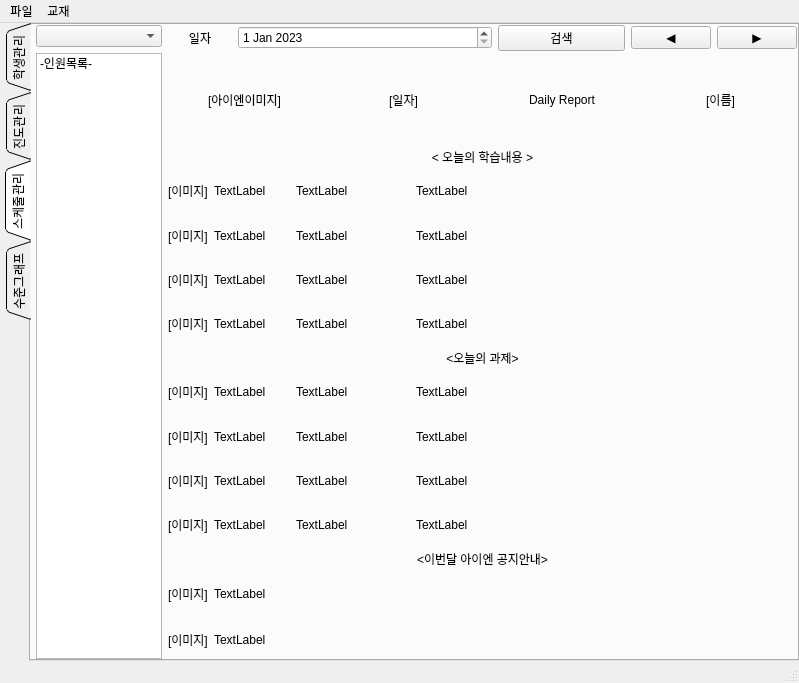
Above: pyqt_ui/main.ui from jiseok7620/student-schedule-management before the change. Below: the same form after it.
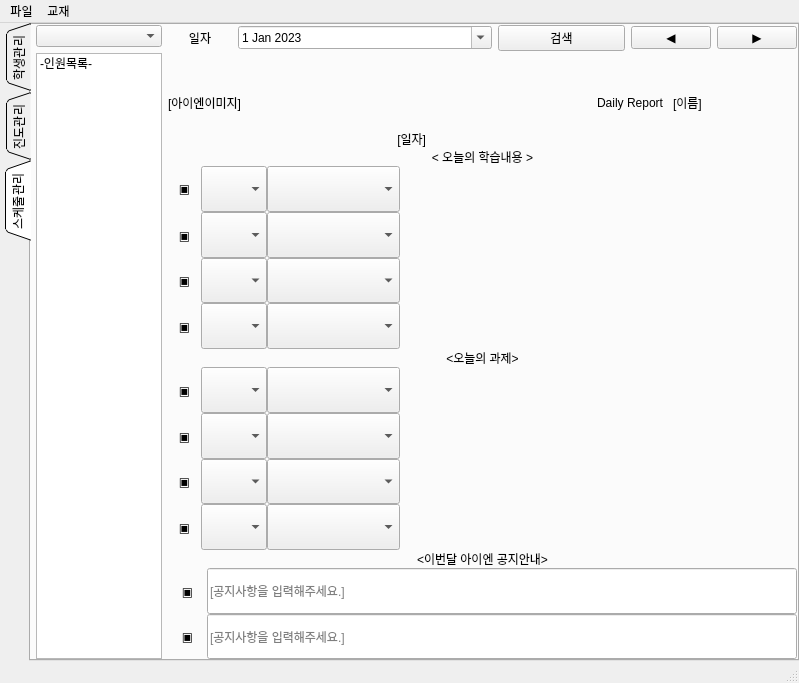
That is the form after the change. The open tabs and pages were chosen to show the change.

Patch:
```diff
--- a/pyqt_ui/main.ui
+++ b/pyqt_ui/main.ui
@@ -630,6 +630,9 @@
                   <property name="currentSection">
                    <enum>QDateTimeEdit::DaySection</enum>
                   </property>
+                  <property name="calendarPopup">
+                   <bool>true</bool>
+                  </property>
                  </widget>
                 </item>
                 <item>
@@ -657,8 +660,14 @@
               </item>
               <item>
                <layout class="QVBoxLayout" name="verticalLayout_6" stretch="5,1,10,1,10,1,5">
+                <property name="spacing">
+                 <number>0</number>
+                </property>
                 <item>
-                 <layout class="QHBoxLayout" name="horizontalLayout_6">
+                 <layout class="QHBoxLayout" name="horizontalLayout_6" stretch="1,3,4,2">
+                  <property name="spacing">
+                   <number>0</number>
+                  </property>
                   <item>
                    <widget class="QLabel" name="label_5">
                     <property name="text">
@@ -675,17 +684,17 @@
                      <string>[일자]</string>
                     </property>
                     <property name="alignment">
-                     <set>Qt::AlignCenter</set>
+                     <set>Qt::AlignBottom|Qt::AlignRight|Qt::AlignTrailing</set>
                     </property>
                    </widget>
                   </item>
                   <item>
                    <widget class="QLabel" name="label_7">
                     <property name="text">
-                     <string>Daily Report</string>
+                     <string>Daily Report   </string>
                     </property>
                     <property name="alignment">
-                     <set>Qt::AlignCenter</set>
+                     <set>Qt::AlignRight|Qt::AlignTrailing|Qt::AlignVCenter</set>
                     </property>
                    </widget>
                   </item>
@@ -695,7 +704,7 @@
                      <string>[이름]</string>
                     </property>
                     <property name="alignment">
-                     <set>Qt::AlignCenter</set>
+                     <set>Qt::AlignLeading|Qt::AlignLeft|Qt::AlignVCenter</set>
                     </property>
                    </widget>
                   </item>
@@ -712,116 +721,293 @@
                  </widget>
                 </item>
                 <item>
-                 <layout class="QGridLayout" name="gridLayout" rowstretch="0,0,0,0" columnstretch="1,2,3,10">
-                  <item row="1" column="0">
-                   <widget class="QLabel" name="label_14">
-                    <property name="text">
-                     <string>[이미지]</string>
-                    </property>
-                   </widget>
-                  </item>
-                  <item row="2" column="2">
-                   <widget class="QLabel" name="label_20">
-                    <property name="text">
-                     <string>TextLabel</string>
-                    </property>
-                   </widget>
-                  </item>
+                 <layout class="QGridLayout" name="gridLayout" rowstretch="0,0,0,0" columnstretch="1,2,4,12">
+                  <property name="spacing">
+                   <number>0</number>
+                  </property>
                   <item row="3" column="0">
                    <widget class="QLabel" name="label_22">
                     <property name="text">
-                     <string>[이미지]</string>
+                     <string>▣</string>
                     </property>
-                   </widget>
-                  </item>
-                  <item row="2" column="3">
-                   <widget class="QLabel" name="label_21">
-                    <property name="text">
-                     <string>TextLabel</string>
-                    </property>
-                   </widget>
-                  </item>
-                  <item row="1" column="2">
-                   <widget class="QLabel" name="label_16">
-                    <property name="text">
-                     <string>TextLabel</string>
+                    <property name="alignment">
+                     <set>Qt::AlignCenter</set>
                     </property>
                    </widget>
                   </item>
                   <item row="0" column="3">
                    <widget class="QLabel" name="label_10">
                     <property name="text">
-                     <string>TextLabel</string>
+                     <string/>
                     </property>
                    </widget>
                   </item>
                   <item row="2" column="0">
                    <widget class="QLabel" name="label_18">
                     <property name="text">
-                     <string>[이미지]</string>
+                     <string>▣</string>
                     </property>
+                    <property name="alignment">
+                     <set>Qt::AlignCenter</set>
+                    </property>
                    </widget>
                   </item>
-                  <item row="3" column="2">
-                   <widget class="QLabel" name="label_24">
+                  <item row="3" column="3">
+                   <widget class="QLabel" name="labelText4">
                     <property name="text">
-                     <string>TextLabel</string>
+                     <string/>
                     </property>
                    </widget>
                   </item>
-                  <item row="1" column="3">
-                   <widget class="QLabel" name="label_17">
+                  <item row="2" column="3">
+                   <widget class="QLabel" name="labelText3">
                     <property name="text">
-                     <string>TextLabel</string>
+                     <string/>
                     </property>
                    </widget>
                   </item>
                   <item row="0" column="0">
                    <widget class="QLabel" name="label_11">
                     <property name="text">
-                     <string>[이미지]</string>
+                     <string>&lt;html&gt;&lt;head/&gt;&lt;body&gt;&lt;p&gt;▣&lt;/p&gt;&lt;/body&gt;&lt;/html&gt;</string>
+                    </property>
+                    <property name="alignment">
+                     <set>Qt::AlignCenter</set>
                     </property>
                    </widget>
                   </item>
-                  <item row="3" column="1">
-                   <widget class="QLabel" name="label_23">
+                  <item row="1" column="0">
+                   <widget class="QLabel" name="labelf2">
                     <property name="text">
-                     <string>TextLabel</string>
+                     <string>▣</string>
+                    </property>
+                    <property name="alignment">
+                     <set>Qt::AlignCenter</set>
                     </property>
                    </widget>
                   </item>
                   <item row="0" column="1">
-                   <widget class="QLabel" name="label_13">
-                    <property name="text">
-                     <string>TextLabel</string>
+                   <widget class="QComboBox" name="combosch1">
+                    <property name="sizePolicy">
+                     <sizepolicy hsizetype="Ignored" vsizetype="Ignored">
+                      <horstretch>0</horstretch>
+                      <verstretch>0</verstretch>
+                     </sizepolicy>
                     </property>
-                   </widget>
-                  </item>
-                  <item row="0" column="2">
-                   <widget class="QLabel" name="label_12">
-                    <property name="text">
-                     <string>TextLabel</string>
+                    <property name="frame">
+                     <bool>true</bool>
                     </property>
-                   </widget>
-                  </item>
-                  <item row="3" column="3">
-                   <widget class="QLabel" name="label_25">
-                    <property name="text">
-                     <string>TextLabel</string>
-                    </property>
+                    <item>
+                     <property name="text">
+                      <string/>
+                     </property>
+                    </item>
+                    <item>
+                     <property name="text">
+                      <string>[선행]</string>
+                     </property>
+                    </item>
+                    <item>
+                     <property name="text">
+                      <string>[현행]</string>
+                     </property>
+                    </item>
+                    <item>
+                     <property name="text">
+                      <string>[심화]</string>
+                     </property>
+                    </item>
+                    <item>
+                     <property name="text">
+                      <string>[보충]</string>
+                     </property>
+                    </item>
+                    <item>
+                     <property name="text">
+                      <string>[특강]</string>
+                     </property>
+                    </item>
                    </widget>
                   </item>
                   <item row="1" column="1">
-                   <widget class="QLabel" name="label_15">
-                    <property name="text">
-                     <string>TextLabel</string>
+                   <widget class="QComboBox" name="combosch2">
+                    <property name="sizePolicy">
+                     <sizepolicy hsizetype="Ignored" vsizetype="Ignored">
+                      <horstretch>0</horstretch>
+                      <verstretch>0</verstretch>
+                     </sizepolicy>
                     </property>
+                    <item>
+                     <property name="text">
+                      <string/>
+                     </property>
+                    </item>
+                    <item>
+                     <property name="text">
+                      <string>[선행]</string>
+                     </property>
+                    </item>
+                    <item>
+                     <property name="text">
+                      <string>[현행]</string>
+                     </property>
+                    </item>
+                    <item>
+                     <property name="text">
+                      <string>[심화]</string>
+                     </property>
+                    </item>
+                    <item>
+                     <property name="text">
+                      <string>[보충]</string>
+                     </property>
+                    </item>
+                    <item>
+                     <property name="text">
+                      <string>[특강]</string>
+                     </property>
+                    </item>
                    </widget>
                   </item>
                   <item row="2" column="1">
-                   <widget class="QLabel" name="label_19">
+                   <widget class="QComboBox" name="combosch3">
+                    <property name="sizePolicy">
+                     <sizepolicy hsizetype="Ignored" vsizetype="Ignored">
+                      <horstretch>0</horstretch>
+                      <verstretch>0</verstretch>
+                     </sizepolicy>
+                    </property>
+                    <item>
+                     <property name="text">
+                      <string/>
+                     </property>
+                    </item>
+                    <item>
+                     <property name="text">
+                      <string>[선행]</string>
+                     </property>
+                    </item>
+                    <item>
+                     <property name="text">
+                      <string>[현행]</string>
+                     </property>
+                    </item>
+                    <item>
+                     <property name="text">
+                      <string>[심화]</string>
+                     </property>
+                    </item>
+                    <item>
+                     <property name="text">
+                      <string>[보충]</string>
+                     </property>
+                    </item>
+                    <item>
+                     <property name="text">
+                      <string>[특강]</string>
+                     </property>
+                    </item>
+                   </widget>
+                  </item>
+                  <item row="3" column="1">
+                   <widget class="QComboBox" name="combosch4">
+                    <property name="sizePolicy">
+                     <sizepolicy hsizetype="Ignored" vsizetype="Ignored">
+                      <horstretch>0</horstretch>
+                      <verstretch>0</verstretch>
+                     </sizepolicy>
+                    </property>
+                    <item>
+                     <property name="text">
+                      <string/>
+                     </property>
+                    </item>
+                    <item>
+                     <property name="text">
+                      <string>[선행]</string>
+                     </property>
+                    </item>
+                    <item>
+                     <property name="text">
+                      <string>[현행]</string>
+                     </property>
+                    </item>
+                    <item>
+                     <property name="text">
+                      <string>[심화]</string>
+                     </property>
+                    </item>
+                    <item>
+                     <property name="text">
+                      <string>[보충]</string>
+                     </property>
+                    </item>
+                    <item>
+                     <property name="text">
+                      <string>[특강]</string>
+                     </property>
+                    </item>
+                   </widget>
+                  </item>
+                  <item row="0" column="2">
+                   <widget class="QComboBox" name="combobook">
+                    <property name="sizePolicy">
+                     <sizepolicy hsizetype="Ignored" vsizetype="Ignored">
+                      <horstretch>0</horstretch>
+                      <verstretch>0</verstretch>
+                     </sizepolicy>
+                    </property>
+                    <property name="mouseTracking">
+                     <bool>false</bool>
+                    </property>
+                    <property name="frame">
+                     <bool>true</bool>
+                    </property>
+                   </widget>
+                  </item>
+                  <item row="1" column="2">
+                   <widget class="QComboBox" name="combobook_2">
+                    <property name="sizePolicy">
+                     <sizepolicy hsizetype="Ignored" vsizetype="Ignored">
+                      <horstretch>0</horstretch>
+                      <verstretch>0</verstretch>
+                     </sizepolicy>
+                    </property>
+                    <property name="frame">
+                     <bool>true</bool>
+                    </property>
+                   </widget>
+                  </item>
+                  <item row="2" column="2">
+                   <widget class="QComboBox" name="combobook_3">
+                    <property name="sizePolicy">
+                     <sizepolicy hsizetype="Ignored" vsizetype="Ignored">
+                      <horstretch>0</horstretch>
+                      <verstretch>0</verstretch>
+                     </sizepolicy>
+                    </property>
+                    <property name="frame">
+                     <bool>true</bool>
+                    </property>
+                   </widget>
+                  </item>
+                  <item row="3" column="2">
+                   <widget class="QComboBox" name="combobook_4">
+                    <property name="sizePolicy">
+                     <sizepolicy hsizetype="Ignored" vsizetype="Ignored">
+                      <horstretch>0</horstretch>
+                      <verstretch>0</verstretch>
+                     </sizepolicy>
+                    </property>
+                    <property name="frame">
+                     <bool>true</bool>
+                    </property>
+                   </widget>
+                  </item>
+                  <item row="1" column="3">
+                   <widget class="QLabel" name="labelText2">
                     <property name="text">
-                     <string>TextLabel</string>
+                     <string/>
                     </property>
                    </widget>
                   </item>
@@ -838,116 +1024,287 @@
                  </widget>
                 </item>
                 <item>
-                 <layout class="QGridLayout" name="gridLayout_2" columnstretch="1,2,3,10">
-                  <item row="3" column="3">
-                   <widget class="QLabel" name="label_40">
-                    <property name="text">
-                     <string>TextLabel</string>
-                    </property>
-                   </widget>
-                  </item>
-                  <item row="3" column="0">
-                   <widget class="QLabel" name="label_29">
-                    <property name="text">
-                     <string>[이미지]</string>
-                    </property>
-                   </widget>
-                  </item>
-                  <item row="1" column="2">
-                   <widget class="QLabel" name="label_31">
-                    <property name="text">
-                     <string>TextLabel</string>
-                    </property>
-                   </widget>
-                  </item>
-                  <item row="2" column="3">
-                   <widget class="QLabel" name="label_30">
-                    <property name="text">
-                     <string>TextLabel</string>
-                    </property>
-                   </widget>
-                  </item>
-                  <item row="2" column="2">
-                   <widget class="QLabel" name="label_28">
-                    <property name="text">
-                     <string>TextLabel</string>
-                    </property>
-                   </widget>
-                  </item>
+                 <layout class="QGridLayout" name="gridLayout_2" columnstretch="1,2,4,12">
+                  <property name="spacing">
+                   <number>0</number>
+                  </property>
                   <item row="1" column="3">
                    <widget class="QLabel" name="label_35">
                     <property name="text">
-                     <string>TextLabel</string>
+                     <string/>
                     </property>
                    </widget>
                   </item>
                   <item row="1" column="1">
-                   <widget class="QLabel" name="label_41">
-                    <property name="text">
-                     <string>TextLabel</string>
+                   <widget class="QComboBox" name="combosch6">
+                    <property name="sizePolicy">
+                     <sizepolicy hsizetype="Ignored" vsizetype="Ignored">
+                      <horstretch>0</horstretch>
+                      <verstretch>0</verstretch>
+                     </sizepolicy>
                     </property>
-                   </widget>
-                  </item>
-                  <item row="0" column="0">
-                   <widget class="QLabel" name="label_36">
-                    <property name="text">
-                     <string>[이미지]</string>
-                    </property>
+                    <item>
+                     <property name="text">
+                      <string/>
+                     </property>
+                    </item>
+                    <item>
+                     <property name="text">
+                      <string>[선행]</string>
+                     </property>
+                    </item>
+                    <item>
+                     <property name="text">
+                      <string>[현행]</string>
+                     </property>
+                    </item>
+                    <item>
+                     <property name="text">
+                      <string>[심화]</string>
+                     </property>
+                    </item>
+                    <item>
+                     <property name="text">
+                      <string>[보충]</string>
+                     </property>
+                    </item>
+                    <item>
+                     <property name="text">
+                      <string>[특강]</string>
+                     </property>
+                    </item>
                    </widget>
                   </item>
                   <item row="0" column="1">
-                   <widget class="QLabel" name="label_38">
+                   <widget class="QComboBox" name="combosch5">
+                    <property name="sizePolicy">
+                     <sizepolicy hsizetype="Ignored" vsizetype="Ignored">
+                      <horstretch>0</horstretch>
+                      <verstretch>0</verstretch>
+                     </sizepolicy>
+                    </property>
+                    <item>
+                     <property name="text">
+                      <string/>
+                     </property>
+                    </item>
+                    <item>
+                     <property name="text">
+                      <string>[선행]</string>
+                     </property>
+                    </item>
+                    <item>
+                     <property name="text">
+                      <string>[현행]</string>
+                     </property>
+                    </item>
+                    <item>
+                     <property name="text">
+                      <string>[심화]</string>
+                     </property>
+                    </item>
+                    <item>
+                     <property name="text">
+                      <string>[보충]</string>
+                     </property>
+                    </item>
+                    <item>
+                     <property name="text">
+                      <string>[특강]</string>
+                     </property>
+                    </item>
+                   </widget>
+                  </item>
+                  <item row="0" column="0">
+                   <widget class="QLabel" name="labelf5">
                     <property name="text">
-                     <string>TextLabel</string>
+                     <string>▣</string>
+                    </property>
+                    <property name="alignment">
+                     <set>Qt::AlignCenter</set>
+                    </property>
+                   </widget>
+                  </item>
+                  <item row="3" column="3">
+                   <widget class="QLabel" name="labelText8">
+                    <property name="text">
+                     <string/>
                     </property>
                    </widget>
                   </item>
                   <item row="2" column="0">
                    <widget class="QLabel" name="label_33">
                     <property name="text">
-                     <string>[이미지]</string>
+                     <string>▣</string>
+                    </property>
+                    <property name="alignment">
+                     <set>Qt::AlignCenter</set>
                     </property>
                    </widget>
                   </item>
                   <item row="0" column="3">
                    <widget class="QLabel" name="label_32">
                     <property name="text">
-                     <string>TextLabel</string>
+                     <string/>
                     </property>
                    </widget>
                   </item>
                   <item row="1" column="0">
                    <widget class="QLabel" name="label_27">
                     <property name="text">
-                     <string>[이미지]</string>
+                     <string>▣</string>
                     </property>
+                    <property name="alignment">
+                     <set>Qt::AlignCenter</set>
+                    </property>
                    </widget>
                   </item>
-                  <item row="3" column="2">
-                   <widget class="QLabel" name="label_34">
+                  <item row="3" column="0">
+                   <widget class="QLabel" name="labelf8">
                     <property name="text">
-                     <string>TextLabel</string>
+                     <string>▣</string>
+                    </property>
+                    <property name="alignment">
+                     <set>Qt::AlignCenter</set>
+                    </property>
+                   </widget>
+                  </item>
+                  <item row="2" column="3">
+                   <widget class="QLabel" name="labelText7">
+                    <property name="text">
+                     <string/>
                     </property>
                    </widget>
                   </item>
                   <item row="2" column="1">
-                   <widget class="QLabel" name="label_42">
-                    <property name="text">
-                     <string>TextLabel</string>
+                   <widget class="QComboBox" name="combosch7">
+                    <property name="sizePolicy">
+                     <sizepolicy hsizetype="Ignored" vsizetype="Ignored">
+                      <horstretch>0</horstretch>
+                      <verstretch>0</verstretch>
+                     </sizepolicy>
                     </property>
+                    <item>
+                     <property name="text">
+                      <string/>
+                     </property>
+                    </item>
+                    <item>
+                     <property name="text">
+                      <string>[선행]</string>
+                     </property>
+                    </item>
+                    <item>
+                     <property name="text">
+                      <string>[현행]</string>
+                     </property>
+                    </item>
+                    <item>
+                     <property name="text">
+                      <string>[심화]</string>
+                     </property>
+                    </item>
+                    <item>
+                     <property name="text">
+                      <string>[보충]</string>
+                     </property>
+                    </item>
+                    <item>
+                     <property name="text">
+                      <string>[특강]</string>
+                     </property>
+                    </item>
                    </widget>
                   </item>
                   <item row="3" column="1">
-                   <widget class="QLabel" name="label_37">
-                    <property name="text">
-                     <string>TextLabel</string>
+                   <widget class="QComboBox" name="combosch8">
+                    <property name="sizePolicy">
+                     <sizepolicy hsizetype="Ignored" vsizetype="Ignored">
+                      <horstretch>0</horstretch>
+                      <verstretch>0</verstretch>
+                     </sizepolicy>
                     </property>
+                    <item>
+                     <property name="text">
+                      <string/>
+                     </property>
+                    </item>
+                    <item>
+                     <property name="text">
+                      <string>[선행]</string>
+                     </property>
+                    </item>
+                    <item>
+                     <property name="text">
+                      <string>[현행]</string>
+                     </property>
+                    </item>
+                    <item>
+                     <property name="text">
+                      <string>[심화]</string>
+                     </property>
+                    </item>
+                    <item>
+                     <property name="text">
+                      <string>[보충]</string>
+                     </property>
+                    </item>
+                    <item>
+                     <property name="text">
+                      <string>[특강]</string>
+                     </property>
+                    </item>
                    </widget>
                   </item>
                   <item row="0" column="2">
-                   <widget class="QLabel" name="label_39">
-                    <property name="text">
-                     <string>TextLabel</string>
+                   <widget class="QComboBox" name="combobook_5">
+                    <property name="sizePolicy">
+                     <sizepolicy hsizetype="Ignored" vsizetype="Ignored">
+                      <horstretch>0</horstretch>
+                      <verstretch>0</verstretch>
+                     </sizepolicy>
+                    </property>
+                    <property name="frame">
+                     <bool>true</bool>
+                    </property>
+                   </widget>
+                  </item>
+                  <item row="1" column="2">
+                   <widget class="QComboBox" name="combobook_6">
+                    <property name="sizePolicy">
+                     <sizepolicy hsizetype="Ignored" vsizetype="Ignored">
+                      <horstretch>0</horstretch>
+                      <verstretch>0</verstretch>
+                     </sizepolicy>
+                    </property>
+                    <property name="frame">
+                     <bool>true</bool>
+                    </property>
+                   </widget>
+                  </item>
+                  <item row="2" column="2">
+                   <widget class="QComboBox" name="combobook_7">
+                    <property name="sizePolicy">
+                     <sizepolicy hsizetype="Ignored" vsizetype="Ignored">
+                      <horstretch>0</horstretch>
+                      <verstretch>0</verstretch>
+                     </sizepolicy>
+                    </property>
+                    <property name="frame">
+                     <bool>true</bool>
+                    </property>
+                   </widget>
+                  </item>
+                  <item row="3" column="2">
+                   <widget class="QComboBox" name="combobook_8">
+                    <property name="sizePolicy">
+                     <sizepolicy hsizetype="Ignored" vsizetype="Ignored">
+                      <horstretch>0</horstretch>
+                      <verstretch>0</verstretch>
+                     </sizepolicy>
+                    </property>
+                    <property name="frame">
+                     <bool>true</bool>
                     </property>
                    </widget>
                   </item>
@@ -964,32 +1321,56 @@
                  </widget>
                 </item>
                 <item>
-                 <layout class="QGridLayout" name="gridLayout_3" columnstretch="1,50">
-                  <item row="0" column="1">
-                   <widget class="QLabel" name="label_44">
-                    <property name="text">
-                     <string>TextLabel</string>
-                    </property>
-                   </widget>
-                  </item>
-                  <item row="0" column="0">
-                   <widget class="QLabel" name="label_45">
-                    <property name="text">
-                     <string>[이미지]</string>
-                    </property>
-                   </widget>
-                  </item>
+                 <layout class="QGridLayout" name="gridLayout_3" columnstretch="1,15">
+                  <property name="spacing">
+                   <number>0</number>
+                  </property>
                   <item row="1" column="0">
                    <widget class="QLabel" name="label_46">
                     <property name="text">
-                     <string>[이미지]</string>
+                     <string>▣</string>
+                    </property>
+                    <property name="alignment">
+                     <set>Qt::AlignCenter</set>
                     </property>
                    </widget>
                   </item>
                   <item row="1" column="1">
-                   <widget class="QLabel" name="label_47">
+                   <widget class="QLineEdit" name="lineEditNotice2">
+                    <property name="sizePolicy">
+                     <sizepolicy hsizetype="Ignored" vsizetype="Ignored">
+                      <horstretch>0</horstretch>
+                      <verstretch>0</verstretch>
+                     </sizepolicy>
+                    </property>
+                    <property name="placeholderText">
+                     <string>[공지사항을 입력해주세요.]</string>
+                    </property>
+                   </widget>
+                  </item>
+                  <item row="0" column="0">
+                   <widget class="QLabel" name="labelf9">
                     <property name="text">
-                     <string>TextLabel</string>
+                     <string>▣</string>
+                    </property>
+                    <property name="alignment">
+                     <set>Qt::AlignCenter</set>
+                    </property>
+                   </widget>
+                  </item>
+                  <item row="0" column="1">
+                   <widget class="QLineEdit" name="lineEditNotice1">
+                    <property name="sizePolicy">
+                     <sizepolicy hsizetype="Ignored" vsizetype="Ignored">
+                      <horstretch>0</horstretch>
+                      <verstretch>0</verstretch>
+                     </sizepolicy>
+                    </property>
+                    <property name="text">
+                     <string/>
+                    </property>
+                    <property name="placeholderText">
+                     <string>[공지사항을 입력해주세요.]</string>
                     </property>
                    </widget>
                   </item>
@@ -1003,32 +1384,6 @@
           </item>
          </layout>
         </widget>
-        <widget class="QWidget" name="tab_3">
-         <attribute name="title">
-          <string>수준그래프</string>
-         </attribute>
-         <layout class="QVBoxLayout" name="verticalLayout_4">
-          <property name="leftMargin">
-           <number>0</number>
-          </property>
-          <property name="topMargin">
-           <number>0</number>
-          </property>
-          <property name="rightMargin">
-           <number>0</number>
-          </property>
-          <property name="bottomMargin">
-           <number>0</number>
-          </property>
-          <item>
-           <layout class="QGridLayout" name="gridLayout_4">
-            <item row="0" column="0">
-             <widget class="QGraphicsView" name="graphicsView"/>
-            </item>
-           </layout>
-          </item>
-         </layout>
-        </widget>
        </widget>
       </item>
      </layout>
```
Left out of the diff: 271 changed lines with no effect on the pictures.
